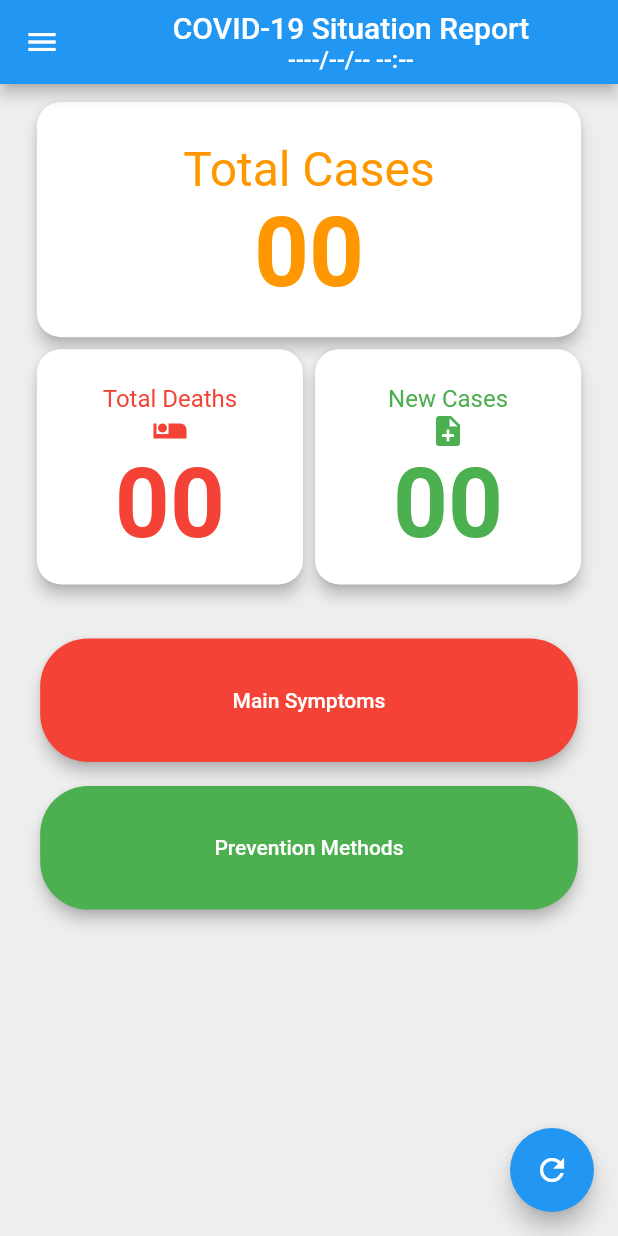
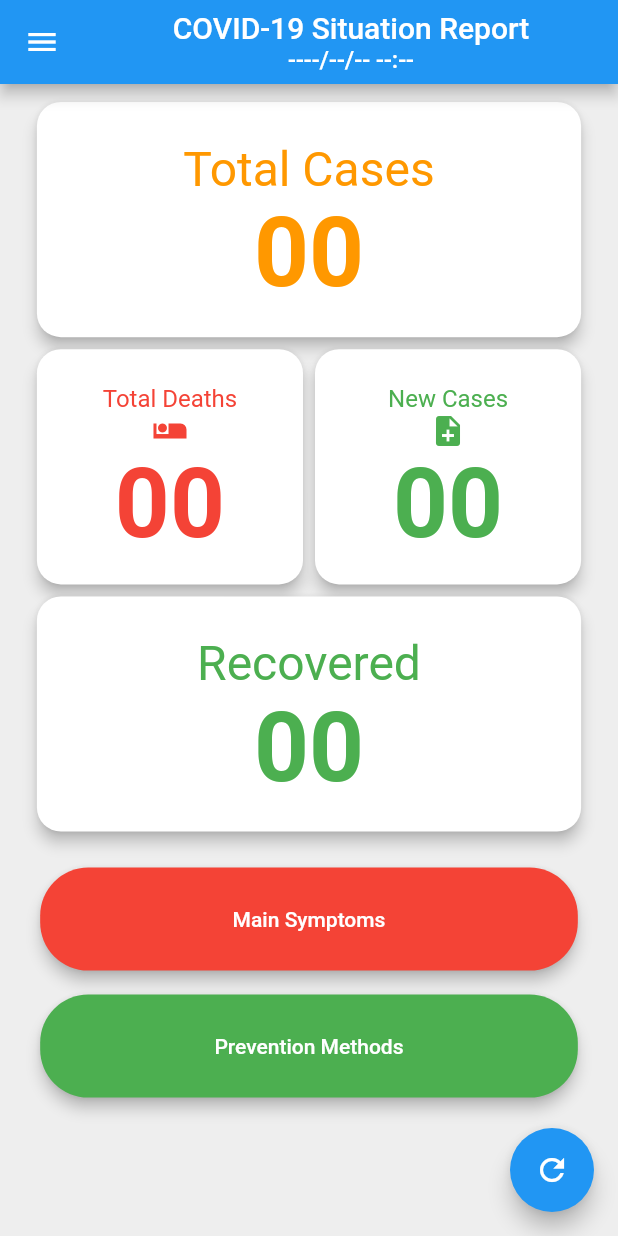
Before and after one commit to SrilalS/Covid19-Status, a Flutter app: the screen it shows after launch, on a phone screen of 412 x 824 dp. Run offline on Flutter 3.47's test engine with Material 2 defaults, Android fonts, the light colour scheme and no system bars; missing offline and left inert: onesignal_flutter; network calls fail.

Commit message:
add recovered card

```diff
--- a/lib/main.dart
+++ b/lib/main.dart
@@ -54,9 +54,8 @@ class _MyHomePageState extends State<MyHomePage> {
         builder: (BuildContext context) {
           return Center(
               child: Container(
-                  height: w/1.25,
-
-                  width: w/1.5,
+                  height: w / 1.25,
+                  width: w / 1.5,
                   child: Card(
                     shape: RoundedRectangleBorder(
                       borderRadius: BorderRadius.circular(24),
@@ -65,13 +64,25 @@ class _MyHomePageState extends State<MyHomePage> {
                       mainAxisAlignment: MainAxisAlignment.center,
                       crossAxisAlignment: CrossAxisAlignment.center,
                       children: <Widget>[
-                        SizedBox(height: 16,),
-                        Text('Please Wash Your Hands before Entering!',
+                        SizedBox(
+                          height: 16,
+                        ),
+                        Text(
+                          'Please Wash Your Hands before Entering!',
                           textAlign: TextAlign.center,
-                        style: TextStyle(fontSize: 16, fontWeight: FontWeight.bold),),
-                        SizedBox(height: 16,),
-                        Image.asset('assets/hands.png', scale: 2.5,),
-                        SizedBox(height: 16,),
+                          style: TextStyle(
+                              fontSize: 16, fontWeight: FontWeight.bold),
+                        ),
+                        SizedBox(
+                          height: 16,
+                        ),
+                        Image.asset(
+                          'assets/hands.png',
+                          scale: 2.5,
+                        ),
+                        SizedBox(
+                          height: 16,
+                        ),
                         RaisedButton(
                             elevation: 4,
                             color: Colors.red,
@@ -79,21 +90,21 @@ class _MyHomePageState extends State<MyHomePage> {
                             shape: RoundedRectangleBorder(
                               borderRadius: BorderRadius.circular(32.0),
                             ),
-                          child: Text('Okay', style: TextStyle(color:Colors.white),),
-                          onPressed: (){
+                            child: Text(
+                              'Okay',
+                              style: TextStyle(color: Colors.white),
+                            ),
+                            onPressed: () {
                               Navigator.pop(context);
                             }),
                       ],
                     ),
-                  )
-                )
-            );
+                  )));
         },
       );
     }
 
     Future<http.Response> fetchData() async {
-
       final response = await http
           .get('http://hpb.health.gov.lk/api/get-current-statistical');
       if (response.statusCode == 200) {
@@ -101,16 +112,17 @@ class _MyHomePageState extends State<MyHomePage> {
         tc = data['data']['local_total_cases'].toString();
         td = data['data']['local_deaths'].toString();
         nc = data['data']['local_new_cases'].toString();
+        tr = data['data']['local_recovered'].toString();
         up = data['data']['update_date_time'].toString();
         setState(() {
           var a;
-          if (pop){
+          if (pop) {
             pop = false;
             _popUp();
           }
         });
       } else {
-        if (pop){
+        if (pop) {
           pop = false;
           _popUp();
         }
@@ -329,9 +341,40 @@ class _MyHomePageState extends State<MyHomePage> {
             ],
           ),
           Container(
+                margin: EdgeInsets.fromLTRB(0, 0, 0, 0),
+                height: h * 0.2,
+                width: w * 0.9,
+                child: Card(
+                  shape: RoundedRectangleBorder(
+                    borderRadius: BorderRadius.circular(16.0),
+                  ),
+                  elevation: 4,
+                  //color: Colors.white60,
+                  child: Column(
+                    mainAxisAlignment: MainAxisAlignment.center,
+                    children: <Widget>[
+                      SizedBox(
+                        height: 8,
+                      ),
+                      Text(
+                        'Recovered',
+                        style: TextStyle(color: Colors.green, fontSize: 32),
+                      ),
+                      Text(
+                        tr,
+                        style: TextStyle(
+                            color: Colors.green,
+                            fontSize: 64,
+                            fontWeight: FontWeight.bold),
+                      )
+                    ],
+                  ),
+                ),
+              ),
+          Container(
             width: w * 0.87,
-            height: h / 10,
-            margin: EdgeInsets.fromLTRB(0, 32, 0, 0),
+            height: h / 12,
+            margin: EdgeInsets.fromLTRB(0, 20, 0, 0),
             child: RaisedButton(
                 elevation: 4,
                 shape: RoundedRectangleBorder(
@@ -351,7 +394,7 @@ class _MyHomePageState extends State<MyHomePage> {
           ),
           Container(
             width: w * 0.87,
-            height: h / 10,
+            height: h / 12,
             margin: EdgeInsets.fromLTRB(0, 16, 0, 0),
             child: RaisedButton(
                 elevation: 4,
```
Lines whose indentation alone changed are shown as unchanged.
